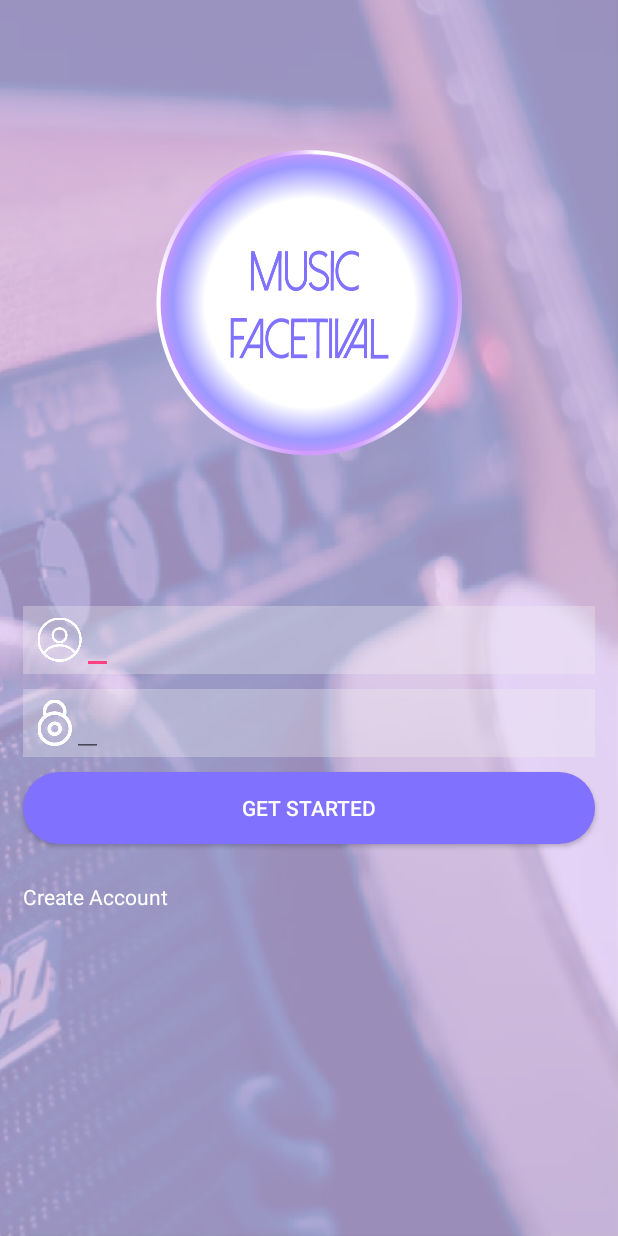
After one commit to ravieeeee/MusicFacetival-App, an Android app: the layout activity_login.xml on its own in the app's theme, with its tools: preview values and no code run, on a phone screen of 412 x 824 dp. The commit adds this screen. Run offline under Robolectric (Android 15) with nearby library versions, the phone set to English and light mode, and no system bars.

Commit message:
loginActivity layout

```diff
--- a/app/src/main/java/com/example/amathon/AfterAnalysisActivity.kt
+++ b/app/src/main/java/com/example/amathon/AfterAnalysisActivity.kt
@@ -20,7 +20,5 @@ class AfterAnalysisActivity : AppCompatActivity() {
         val bitmap = intent.getParcelableExtra("selected") as Bitmap
         Log.e("11111", bitmap.toString())
         iv_selected?.setImageBitmap(bitmap)
-
     }
-
 }
--- /dev/null
+++ b/app/src/main/res/drawable/login_btn.xml
@@ -0,0 +1,9 @@
+<?xml version="1.0" encoding="utf-8"?>
+<selector xmlns:android="http://schemas.android.com/apk/res/android">
+    <item>
+        <shape android:shape="rectangle">
+            <solid android:color="@color/main_purple"/>
+            <corners android:radius="30dp" />
+        </shape>
+    </item>
+</selector>
--- /dev/null
+++ b/app/src/main/res/layout/activity_login.xml
@@ -0,0 +1,73 @@
+<?xml version="1.0" encoding="utf-8"?>
+<LinearLayout xmlns:android="http://schemas.android.com/apk/res/android"
+    android:layout_width="match_parent"
+    android:layout_height="match_parent"
+    android:orientation="vertical"
+    android:background="@mipmap/login_background">
+
+    <ImageView
+        android:layout_width="wrap_content"
+        android:layout_height="wrap_content"
+        android:layout_gravity="center"
+        android:layout_marginTop="100dp"
+        android:src="@mipmap/logo"/>
+
+    <LinearLayout
+        android:layout_width="match_parent"
+        android:layout_height="wrap_content"
+        android:layout_marginTop="100dp"
+        android:layout_marginHorizontal="15dp"
+        android:background="#50eeeeef">
+
+        <ImageView
+            android:layout_width="wrap_content"
+            android:layout_height="wrap_content"
+            android:layout_gravity="center"
+            android:layout_marginLeft="10dp"
+            android:src="@mipmap/login_icon1"/>
+
+        <EditText
+            android:id="@+id/et_user_id"
+            android:layout_width="wrap_content"
+            android:layout_height="wrap_content" />
+    </LinearLayout>
+
+    <LinearLayout
+        android:layout_width="match_parent"
+        android:layout_height="wrap_content"
+        android:layout_marginTop="10dp"
+        android:layout_marginHorizontal="15dp"
+        android:background="#50eeeeef">
+
+        <ImageView
+            android:layout_width="wrap_content"
+            android:layout_height="wrap_content"
+            android:layout_gravity="center"
+            android:layout_marginLeft="10dp"
+            android:src="@mipmap/login_icon2"/>
+
+        <EditText
+            android:id="@+id/et_user_password"
+            android:layout_width="wrap_content"
+            android:layout_height="wrap_content" />
+    </LinearLayout>
+
+    <Button
+        android:layout_width="match_parent"
+        android:layout_height="wrap_content"
+        android:layout_marginHorizontal="15dp"
+        android:layout_marginTop="10dp"
+        android:background="@drawable/login_btn"
+        android:onClick="onClick_login"
+        android:text="Get Started"
+        android:textColor="#FFFFFF" />
+
+    <TextView
+        android:layout_width="wrap_content"
+        android:layout_height="wrap_content"
+        android:textColor="#FFFFFF"
+        android:layout_marginTop="25dp"
+        android:layout_marginLeft="15dp"
+        android:text="Create Account"/>
+
+</LinearLayout>
--- a/app/src/main/res/values/colors.xml
+++ b/app/src/main/res/values/colors.xml
@@ -3,4 +3,6 @@
     <color name="colorPrimary">#3F51B5</color>
     <color name="colorPrimaryDark">#303F9F</color>
     <color name="colorAccent">#FF4081</color>
+
+    <color name="main_purple">#8072ff</color>
 </resources>
--- a/app/src/main/res/values/styles.xml
+++ b/app/src/main/res/values/styles.xml
@@ -1,7 +1,7 @@
 <resources>
 
     <!-- Base application theme. -->
-    <style name="AppTheme" parent="Theme.AppCompat.Light.DarkActionBar">
+    <style name="AppTheme" parent="Theme.AppCompat.Light.NoActionBar">
         <!-- Customize your theme here. -->
         <item name="colorPrimary">@color/colorPrimary</item>
         <item name="colorPrimaryDark">@color/colorPrimaryDark</item>
```
Also changed, not shown: app/src/main/java/com/example/amathon/LoginActivity.kt (added, +21 -0 lines), app/src/main/java/com/example/amathon/MainActivity.kt (+49 -57 lines), app/src/main/res/mipmap-xxhdpi/login_background.png (added), app/src/main/res/mipmap-xxhdpi/login_icon1.png (added), app/src/main/res/mipmap-xxhdpi/login_icon2.png (added), app/src/main/res/mipmap-xxhdpi/logo.png (added).
